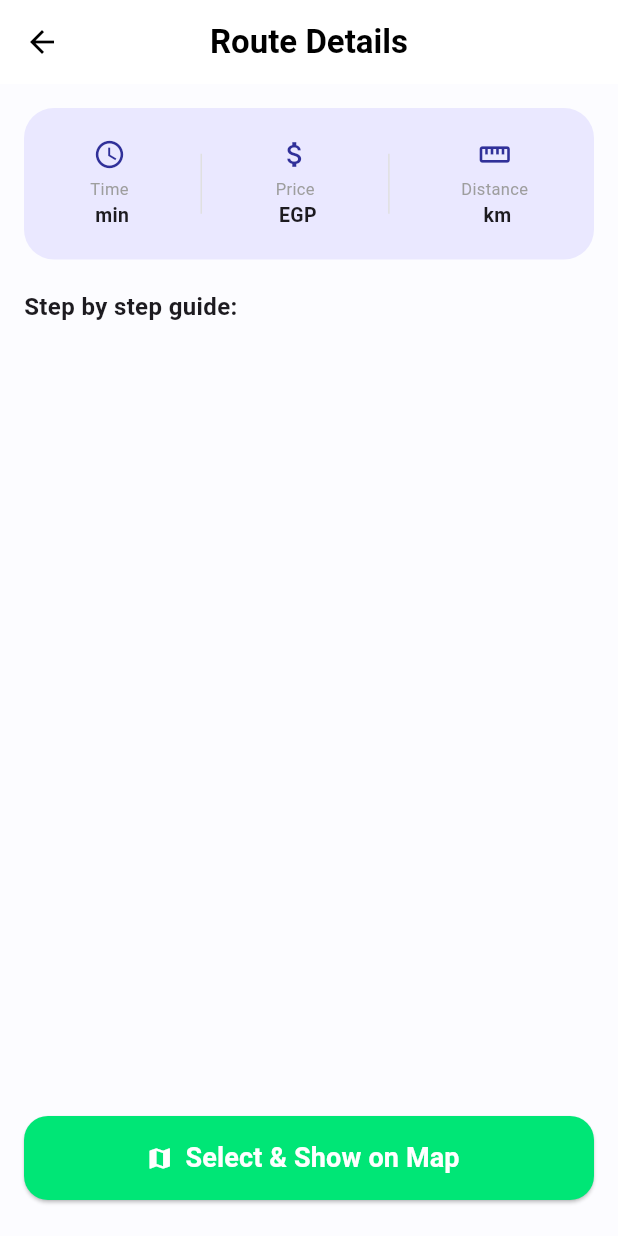
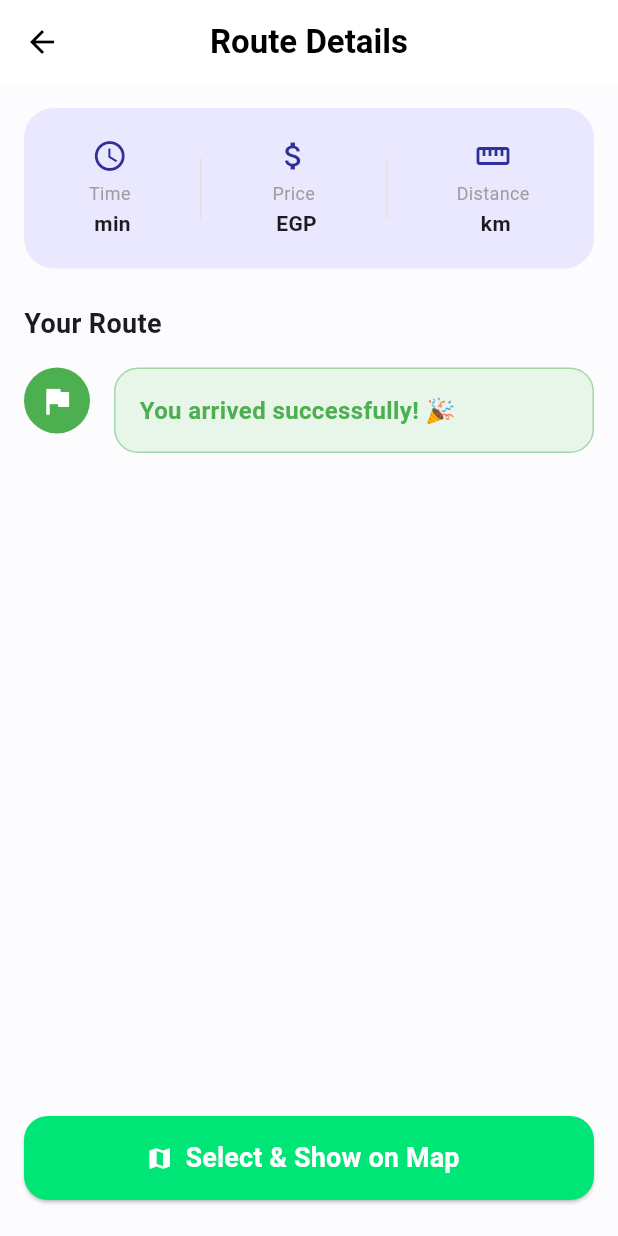
Before and after one commit to adhama06637-dot/wasalny_app, a Flutter app: the RouteDetailsScreen screen opened directly with empty values, on a phone screen of 412 x 824 dp. Run offline on Flutter 3.47's test engine with Material 3 defaults, Android fonts, the phone set to English and light mode, and no system bars; our stand-ins replace cloud_firestore, firebase_auth, firebase_core, flutter_map, flutter_svg, latlong2 and 1 more; accounts and stored records are empty.

Commit message:
redesign compare screen

```diff
--- a/lib/Compare_Screen.dart
+++ b/lib/Compare_Screen.dart
@@ -1,8 +1,8 @@
 import 'package:flutter/material.dart';
-import 'map.dart';
+import 'Map.dart'; // تأكد إن اسم ملف الخريطة صح
 
 // ══════════════════════════════════════════════
-// شاشة المقارنة
+// شاشة المقارنة (Stateful عشان الـ Bottom Nav يشتغل)
 // ══════════════════════════════════════════════
 class CompareScreen extends StatefulWidget {
   final Map<String, dynamic> compareData;
@@ -16,6 +16,11 @@ class CompareScreen extends StatefulWidget {
 class _CompareScreenState extends State<CompareScreen> {
   int _selectedIndex = 0;
 
+  String _formatPath(List<dynamic>? path) {
+    if (path == null || path.isEmpty) return 'No path';
+    return path.join(' → ');
+  }
+
   @override
   Widget build(BuildContext context) {
     final fastest    = widget.compareData['fastest']     as Map<String, dynamic>?;
@@ -24,6 +29,7 @@ class _CompareScreenState extends State<CompareScreen> {
     final tip        = widget.compareData['tip']?.toString() ?? '';
     final samePath   = widget.compareData['same_path']   as bool? ?? false;
 
+    // حساب عدد الخيارات المتاحة (لوجيك أدهم)
     int optionsCount = 0;
     if (fastest != null) optionsCount++;
     if (!samePath && cheapest != null) optionsCount++;
@@ -47,7 +53,7 @@ class _CompareScreenState extends State<CompareScreen> {
           crossAxisAlignment: CrossAxisAlignment.start,
           children: [
 
-            // Toggle Compare/Details
+            // ── Toggle Compare/Details (شغل أدهم) ──
             Container(
               decoration: BoxDecoration(
                   color: Colors.grey[100],
@@ -79,7 +85,7 @@ class _CompareScreenState extends State<CompareScreen> {
             ),
             const SizedBox(height: 20),
 
-            // Tip Banner
+            // ── Tip Banner ──
             if (tip.isNotEmpty)
               Container(
                 padding: const EdgeInsets.all(14),
@@ -106,45 +112,45 @@ class _CompareScreenState extends State<CompareScreen> {
                 style: const TextStyle(fontSize: 18, fontWeight: FontWeight.bold)),
             const SizedBox(height: 16),
 
-            // كارت الأسرع
+            // ── كارت الأسرع (ديزاين سارة) ──
             if (fastest != null) ...[
               RouteOptionCard(
-                badgeText: 'Fastest',
+                badgeText: 'Fastest ⚡',
                 badgeColor: Colors.green,
                 icon: Icons.directions_subway,
-                iconColor: Colors.blue,
+                iconColor: const Color(0xFF1565C0),
                 time: '${fastest['total_time_min']} min',
                 price: '${fastest['total_price_egp']} EGP',
-                leaveTime: 'Fastest Route ⚡',
+                path: _formatPath(fastest['path'] as List<dynamic>?),
                 onTap: () => Navigator.push(context,
                     MaterialPageRoute(builder: (_) => RouteDetailsScreen(routeData: fastest))),
               ),
               const SizedBox(height: 12),
             ],
 
-            // كارت الأرخص (بس لو المسارين مختلفين)
+            // ── كارت الأرخص (لو مختلف عن الأسرع - ديزاين سارة) ──
             if (!samePath && cheapest != null) ...[
               RouteOptionCard(
-                badgeText: 'Cheapest',
+                badgeText: 'Cheapest 💰',
                 badgeColor: Colors.orange,
                 icon: Icons.directions_bus,
                 iconColor: const Color(0xFF6C63FF),
                 time: '${cheapest['total_time_min']} min',
                 price: '${cheapest['total_price_egp']} EGP',
-                leaveTime: 'Cheapest Route 💰',
+                path: _formatPath(cheapest['path'] as List<dynamic>?),
                 onTap: () => Navigator.push(context,
                     MaterialPageRoute(builder: (_) => RouteDetailsScreen(routeData: cheapest))),
               ),
               const SizedBox(height: 12),
             ],
 
-            // كارت الرايد شيرينج
+            // ── كارت الرايد شيرينج (ديزاين سارة) ──
             if (sharedRide != null) ...[
               SharedRideCard(ride: sharedRide),
               const SizedBox(height: 12),
             ],
 
-            // لو مفيش رايد شيرينج
+            // ── لو مفيش رايد شيرينج ──
             if (sharedRide == null)
               Container(
                 padding: const EdgeInsets.all(16),
@@ -163,7 +169,7 @@ class _CompareScreenState extends State<CompareScreen> {
                         children: [
                           Text('No shared rides available',
                               style: TextStyle(fontWeight: FontWeight.bold, color: Colors.grey)),
-                          Text('Check back later',
+                          Text('Check back later or create a ride',
                               style: TextStyle(color: Colors.grey, fontSize: 12)),
                         ],
                       ),
@@ -192,7 +198,7 @@ class _CompareScreenState extends State<CompareScreen> {
 }
 
 // ══════════════════════════════════════════════
-// كارت المسار العادي
+// كارت المسار العادي (ديزاين سارة)
 // ══════════════════════════════════════════════
 class RouteOptionCard extends StatelessWidget {
   final String badgeText;
@@ -201,7 +207,7 @@ class RouteOptionCard extends StatelessWidget {
   final Color iconColor;
   final String time;
   final String price;
-  final String leaveTime;
+  final String path;
   final VoidCallback onTap;
 
   const RouteOptionCard({
@@ -212,7 +218,7 @@ class RouteOptionCard extends StatelessWidget {
     required this.iconColor,
     required this.time,
     required this.price,
-    required this.leaveTime,
+    required this.path,
     required this.onTap,
   });
 
@@ -245,19 +251,16 @@ class RouteOptionCard extends StatelessWidget {
                     Icon(Icons.emoji_events, color: badgeColor, size: 16),
                     const SizedBox(width: 4),
                     Text(badgeText,
-                        style: TextStyle(
-                            color: badgeColor, fontSize: 12, fontWeight: FontWeight.bold)),
+                        style: TextStyle(color: badgeColor, fontSize: 12, fontWeight: FontWeight.bold)),
                   ]),
                   const SizedBox(height: 6),
-                  Text(time,
-                      style: const TextStyle(fontSize: 18, fontWeight: FontWeight.bold)),
+                  Text(time, style: const TextStyle(fontSize: 18, fontWeight: FontWeight.bold)),
                   const SizedBox(height: 4),
-                  Text(leaveTime, style: TextStyle(color: badgeColor, fontSize: 12)),
+                  Text(path, style: const TextStyle(color: Colors.grey, fontSize: 12), maxLines: 2, overflow: TextOverflow.ellipsis),
                 ],
               ),
             ),
-            Text(price,
-                style: const TextStyle(fontSize: 16, fontWeight: FontWeight.bold)),
+            Text(price, style: const TextStyle(fontSize: 16, fontWeight: FontWeight.bold)),
           ],
         ),
       ),
@@ -266,7 +269,7 @@ class RouteOptionCard extends StatelessWidget {
 }
 
 // ══════════════════════════════════════════════
-// كارت الرايد شيرينج
+// كارت الرايد شيرينج (ديزاين سارة)
 // ══════════════════════════════════════════════
 class SharedRideCard extends StatelessWidget {
   final Map<String, dynamic> ride;
@@ -275,17 +278,21 @@ class SharedRideCard extends StatelessWidget {
 
   @override
   Widget build(BuildContext context) {
-    final price        = ride['price_egp']?.toString()         ?? '--';
-    final seats        = ride['available_seats']?.toString()   ?? '--';
-    final driverName   = ride['driver_name']?.toString()       ?? 'Unknown';
-    final genderPref   = ride['gender_preference']?.toString() ?? 'any';
-    final ridesCount   = ride['all_rides_count'] as int?       ?? 1;
-    final pickupPoints = ride['pickup_points']   as List<dynamic>? ?? [];
+    final price          = ride['price_egp']?.toString() ?? '--';
+    final seats          = ride['available_seats']?.toString() ?? '--';
+    final driverName     = ride['driver_id']?.toString() ?? 'Driver';
+    final genderPref     = ride['gender_preference']?.toString() ?? 'any';
+    final timeMin        = ride['time_min']?.toString() ?? '--';
 
-    Color  genderColor = Colors.blue;
+    Color genderColor = Colors.blue;
     String genderLabel = 'Any Gender';
-    if (genderPref == 'female') { genderColor = Colors.pink;  genderLabel = 'Female Only 👩'; }
-    else if (genderPref == 'male') { genderColor = Colors.blue; genderLabel = 'Male Only 👨'; }
+    if (genderPref == 'female') {
+      genderColor = Colors.pink;
+      genderLabel = 'Female Only 👩';
+    } else if (genderPref == 'male') {
+      genderColor = Colors.blue;
+      genderLabel = 'Male Only 👨';
+    }
 
     return Container(
       padding: const EdgeInsets.all(16),
@@ -293,11 +300,17 @@ class SharedRideCard extends StatelessWidget {
         border: Border.all(color: const Color(0xFF6C63FF).withOpacity(0.3)),
         borderRadius: BorderRadius.circular(16),
         color: Colors.white,
+        gradient: LinearGradient(
+          colors: [Colors.white, const Color(0xFF6C63FF).withOpacity(0.05)],
+          begin: Alignment.topLeft,
+          end: Alignment.bottomRight,
+        ),
       ),
       child: Column(
         crossAxisAlignment: CrossAxisAlignment.start,
         children: [
-          Row(children: [
+          Row(
+            children: [
               Container(
                 padding: const EdgeInsets.all(12),
                 decoration: const BoxDecoration(color: Color(0xFF6C63FF), shape: BoxShape.circle),
@@ -305,41 +318,35 @@ class SharedRideCard extends StatelessWidget {
               ),
               const SizedBox(width: 16),
               Expanded(
-              child: Column(crossAxisAlignment: CrossAxisAlignment.start, children: [
-                Row(children: const [
+                child: Column(
+                  crossAxisAlignment: CrossAxisAlignment.start,
+                  children: [
+                    Row(
+                      children: const [
                         Icon(Icons.star, color: Colors.amber, size: 14),
                         SizedBox(width: 4),
-                  Text('Comfortable 🚗',
-                      style: TextStyle(color: Color(0xFF6C63FF), fontSize: 12, fontWeight: FontWeight.bold)),
-                ]),
+                        Text('Comfortable 🚗', style: TextStyle(color: Color(0xFF6C63FF), fontSize: 12, fontWeight: FontWeight.bold)),
+                      ],
+                    ),
                     const SizedBox(height: 4),
-                const Text('Shared Ride',
-                    style: TextStyle(fontSize: 18, fontWeight: FontWeight.bold)),
-                Text('Driver: $driverName',
-                    style: const TextStyle(color: Colors.grey, fontSize: 12)),
-              ]),
+                    Text('$timeMin min Shared Ride', style: const TextStyle(fontSize: 17, fontWeight: FontWeight.bold)),
+                    Text('Driver: $driverName', style: const TextStyle(color: Colors.grey, fontSize: 12)),
+                  ],
                 ),
-            Text('$price EGP',
-                style: const TextStyle(fontSize: 16, fontWeight: FontWeight.bold)),
-          ]),
+              ),
+              Text('$price EGP', style: const TextStyle(fontSize: 16, fontWeight: FontWeight.bold)),
+            ],
+          ),
           const SizedBox(height: 12),
           const Divider(),
           const SizedBox(height: 8),
-          Row(children: [
-            _Chip(icon: Icons.event_seat, label: '$seats seats', color: Colors.green),
+          Row(
+            children: [
+              _Chip(icon: Icons.event_seat, label: '$seats seats left', color: Colors.green),
               const SizedBox(width: 8),
               _Chip(icon: Icons.person, label: genderLabel, color: genderColor),
-          ]),
-          if (pickupPoints.isNotEmpty) ...[
-            const SizedBox(height: 8),
-            Text('Pickup: ${pickupPoints.join(', ')}',
-                style: const TextStyle(color: Colors.grey, fontSize: 12)),
             ],
-          if (ridesCount > 1) ...[
-            const SizedBox(height: 6),
-            Text('$ridesCount rides available →',
-                style: const TextStyle(color: Color(0xFF6C63FF), fontSize: 12, fontWeight: FontWeight.w500)),
-          ],
+          ),
           const SizedBox(height: 12),
           SizedBox(
             width: double.infinity,
@@ -354,8 +361,7 @@ class SharedRideCard extends StatelessWidget {
                 backgroundColor: const Color(0xFF6C63FF),
                 shape: RoundedRectangleBorder(borderRadius: BorderRadius.circular(12)),
               ),
-              child: const Text('Book This Ride',
-                  style: TextStyle(color: Colors.white, fontWeight: FontWeight.bold)),
+              child: const Text('Book This Ride', style: TextStyle(color: Colors.white, fontWeight: FontWeight.bold)),
             ),
           ),
         ],
@@ -374,8 +380,7 @@ class _Chip extends StatelessWidget {
   Widget build(BuildContext context) {
     return Container(
       padding: const EdgeInsets.symmetric(horizontal: 10, vertical: 6),
-      decoration: BoxDecoration(
-          color: color.withOpacity(0.1), borderRadius: BorderRadius.circular(20)),
+      decoration: BoxDecoration(color: color.withOpacity(0.1), borderRadius: BorderRadius.circular(20)),
       child: Row(mainAxisSize: MainAxisSize.min, children: [
         Icon(icon, size: 14, color: color),
         const SizedBox(width: 4),
@@ -386,7 +391,7 @@ class _Chip extends StatelessWidget {
 }
 
 // ══════════════════════════════════════════════
-// شاشة تفاصيل المسار + زرار الخريطة الأخضر
+// شاشة تفاصيل المسار
 // ══════════════════════════════════════════════
 class RouteDetailsScreen extends StatelessWidget {
   final Map<String, dynamic> routeData;
@@ -427,7 +432,7 @@ class RouteDetailsScreen extends StatelessWidget {
         centerTitle: true,
       ),
 
-      // ── الزرار الأخضر الجديد ──
+      // ── زرار الخريطة الأخضر (شغل أدهم الثابت تحت) ──
       bottomNavigationBar: Padding(
         padding: const EdgeInsets.fromLTRB(16, 8, 16, 24),
         child: SizedBox(
@@ -445,7 +450,7 @@ class RouteDetailsScreen extends StatelessWidget {
                     fontWeight: FontWeight.bold,
                     color: Colors.white)),
             style: ElevatedButton.styleFrom(
-              backgroundColor: const Color(0xFF00E676), // اللون الأخضر بتاع الخريطة
+              backgroundColor: const Color(0xFF00E676),
               shape: RoundedRectangleBorder(
                   borderRadius: BorderRadius.circular(16)),
             ),
@@ -475,7 +480,6 @@ class RouteDetailsScreen extends StatelessWidget {
              ),
             ),
 
-
             if (isRushHour) ...[
               const SizedBox(height: 12),
               Container(
@@ -493,43 +497,112 @@ class RouteDetailsScreen extends StatelessWidget {
               ),
             ],
 
-            const SizedBox(height: 20),
+            const SizedBox(height: 24),
             const Align(
               alignment: Alignment.centerLeft,
-              child: Text('Step by step guide:',
-                  style: TextStyle(fontSize: 16, fontWeight: FontWeight.bold)),
+              child: Text('Your Route',
+                  style: TextStyle(fontSize: 18, fontWeight: FontWeight.bold)),
             ),
-            const SizedBox(height: 12),
+            const SizedBox(height: 16),
 
-            // Steps
+            // ── الـ Timeline بتاع سارة الشيك ──
             ListView.builder(
               shrinkWrap: true,
               physics: const NeverScrollableScrollPhysics(),
-              itemCount: steps.length,
+              itemCount: steps.length + 1,
               itemBuilder: (context, index) {
-                final step  = steps[index] as Map<String, dynamic>;
-                final type  = step['type']?.toString() ?? '';
-                final style = _getTransportStyle(type);
+                if (index == steps.length) {
+                  return Row(
+                    crossAxisAlignment: CrossAxisAlignment.start,
+                    children: [
+                      Container(
+                        width: 44,
+                        height: 44,
+                        decoration: const BoxDecoration(color: Colors.green, shape: BoxShape.circle),
+                        child: const Icon(Icons.flag, color: Colors.white),
+                      ),
+                      const SizedBox(width: 16),
+                      Expanded(
+                        child: Container(
+                          margin: const EdgeInsets.only(bottom: 16),
+                          padding: const EdgeInsets.all(16),
+                          decoration: BoxDecoration(
+                            color: Colors.green.shade50,
+                            borderRadius: BorderRadius.circular(16),
+                            border: Border.all(color: Colors.green.shade200),
+                          ),
+                          child: const Text('You arrived successfully! 🎉',
+                            style: TextStyle(color: Colors.green, fontWeight: FontWeight.bold, fontSize: 16),
+                          ),
+                        ),
+                      ),
+                    ],
+                  );
+                }
 
-                return Card(
-                  margin: const EdgeInsets.only(bottom: 12),
-                  shape: RoundedRectangleBorder(borderRadius: BorderRadius.circular(12)),
-                  child: ListTile(
-                    leading: Container(
-                      padding: const EdgeInsets.all(8),
+                final step    = steps[index] as Map<String, dynamic>;
+                final from    = step['from']?.toString() ?? '';
+                final to      = step['to']?.toString() ?? '';
+                final type    = step['type']?.toString() ?? '';
+                final timeMin = step['time_min']?.toString() ?? '--';
+                final price   = step['price_egp']?.toString() ?? '--';
+                final style   = _getTransportStyle(type);
+
+                return Row(
+                  crossAxisAlignment: CrossAxisAlignment.start,
+                  children: [
+                    Column(
+                      children: [
+                        Container(
+                          width: 44,
+                          height: 44,
+                          decoration: BoxDecoration(color: style['color'] as Color, shape: BoxShape.circle),
+                          child: Center(child: Text('${index + 1}', style: const TextStyle(color: Colors.white, fontWeight: FontWeight.bold))),
+                        ),
+                        if (index < steps.length - 1)
+                          Container(width: 2, height: 30, color: Colors.grey.shade300),
+                      ],
+                    ),
+                    const SizedBox(width: 16),
+                    Expanded(
+                      child: Container(
+                        margin: const EdgeInsets.only(bottom: 16),
+                        padding: const EdgeInsets.all(16),
                         decoration: BoxDecoration(
-                          color: (style['color'] as Color).withOpacity(0.1),
-                          shape: BoxShape.circle),
-                      child: Icon(style['icon'] as IconData,
-                          color: style['color'] as Color, size: 20),
+                          color: Colors.white,
+                          borderRadius: BorderRadius.circular(16),
+                          border: Border.all(color: Colors.grey.shade200),
                         ),
-                    title: Text('From ${step['from']} to ${step['to']}',
-                        style: const TextStyle(fontSize: 14, fontWeight: FontWeight.w600)),
-                    subtitle: Text('$type • ${step['time_min']} min'),
-                    trailing: Text('${step['price_egp']} EGP',
-                        style: const TextStyle(
-                            fontWeight: FontWeight.bold, color: Color(0xFF303099))),
+                        child: Column(
+                          crossAxisAlignment: CrossAxisAlignment.start,
+                          children: [
+                            Row(
+                              children: [
+                                Icon(style['icon'] as IconData, color: style['color'] as Color, size: 18),
+                                const SizedBox(width: 6),
+                                Text('Ride $type', style: TextStyle(color: style['color'] as Color, fontWeight: FontWeight.bold, fontSize: 15)),
+                              ],
                             ),
+                            const SizedBox(height: 8),
+                            Text('from $from', style: const TextStyle(color: Color(0xFF303099), fontSize: 13)),
+                            Text('to $to', style: const TextStyle(color: Color(0xFF303099), fontSize: 13)),
+                            const SizedBox(height: 8),
+                            Row(
+                              children: [
+                                const Icon(Icons.access_time, size: 14, color: Colors.grey),
+                                const SizedBox(width: 4),
+                                Text('$timeMin min', style: const TextStyle(color: Colors.grey, fontSize: 13)),
+                                const SizedBox(width: 16),
+                                const Icon(Icons.attach_money, size: 14, color: Colors.grey),
+                                const SizedBox(width: 4),
+                                Text('$price EGP', style: const TextStyle(color: Colors.grey, fontSize: 13)),
+                              ],
+                            ),
+                          ],
+                        ),
+                      ),
+                    ),
+                  ],
                 );
               },
             ),
@@ -549,10 +622,11 @@ class _SummaryItem extends StatelessWidget {
   @override
   Widget build(BuildContext context) {
     return Column(children: [
-      Icon(icon, color: const Color(0xFF303099), size: 22),
+      Icon(icon, color: const Color(0xFF303099), size: 24),
       const SizedBox(height: 4),
-      Text(label, style: const TextStyle(color: Colors.grey, fontSize: 11)),
-      Text(value, style: const TextStyle(fontWeight: FontWeight.bold, fontSize: 13)),
+      Text(label, style: const TextStyle(color: Colors.grey, fontSize: 12)),
+      const SizedBox(height: 2),
+      Text(value, style: const TextStyle(fontWeight: FontWeight.bold, fontSize: 14)),
     ]);
   }
 }
```
Lines whose indentation alone changed are shown as unchanged.
